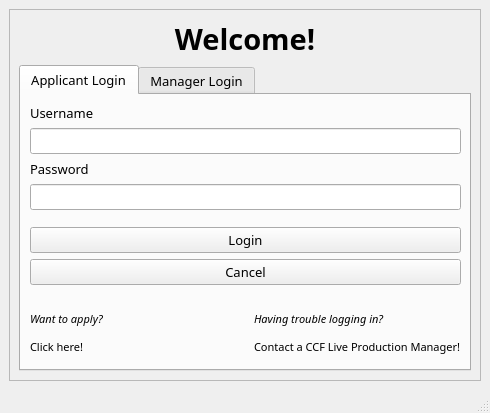
nikeyys/comsci-ia, file ui/login.ui: the form before one commit.
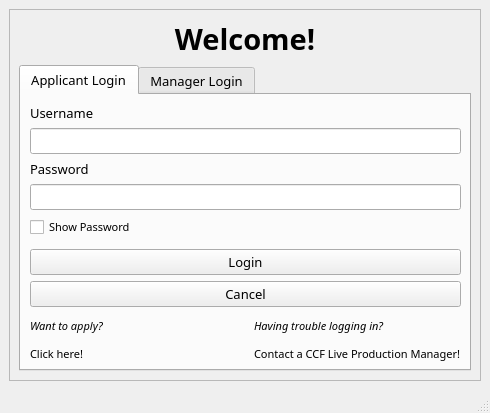
The form after the commit.

Commit message: changed managerDashboard greeting to reflect managerName and time of day; added showPass function for login window

The edit to the form file:
```diff
--- a/ui/login.ui
+++ b/ui/login.ui
@@ -62,7 +62,7 @@
              <x>9</x>
              <y>9</y>
              <width>431</width>
-             <height>251</height>
+             <height>258</height>
             </rect>
            </property>
            <layout class="QVBoxLayout" name="vLayout_applicantLogin">
@@ -76,22 +76,6 @@
             <item>
              <widget class="QLineEdit" name="line_applicantUsername"/>
             </item>
-            <item>
-             <spacer name="vSpacer">
-              <property name="orientation">
-               <enum>Qt::Vertical</enum>
-              </property>
-              <property name="sizeType">
-               <enum>QSizePolicy::Preferred</enum>
-              </property>
-              <property name="sizeHint" stdset="0">
-               <size>
-                <width>20</width>
-                <height>20</height>
-               </size>
-              </property>
-             </spacer>
-            </item>
             <item>
              <widget class="QLabel" name="label_applicantPassword">
               <property name="text">
@@ -107,7 +91,19 @@
              </widget>
             </item>
             <item>
-             <spacer name="vSpacer_2">
+             <widget class="QCheckBox" name="check_applicantShowPass">
+              <property name="font">
+               <font>
+                <pointsize>8</pointsize>
+               </font>
+              </property>
+              <property name="text">
+               <string>Show Password</string>
+              </property>
+             </widget>
+            </item>
+            <item>
+             <spacer name="vSpacer_10">
               <property name="orientation">
                <enum>Qt::Vertical</enum>
               </property>
@@ -117,7 +113,7 @@
               <property name="sizeHint" stdset="0">
                <size>
                 <width>20</width>
-                <height>30</height>
+                <height>40</height>
                </size>
               </property>
              </spacer>
```
Left out of the diff: 34 changed lines with no effect on the pictures. The commit also changes 5 other files.
